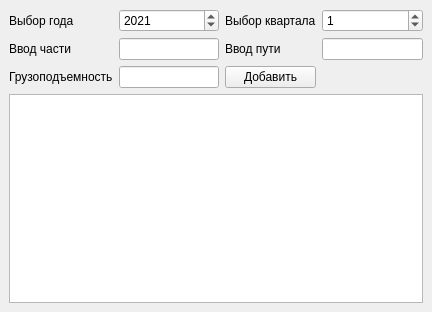
Old version of the form design/load stress.ui in the repository kvantosilver/wearsoft_Cheat.
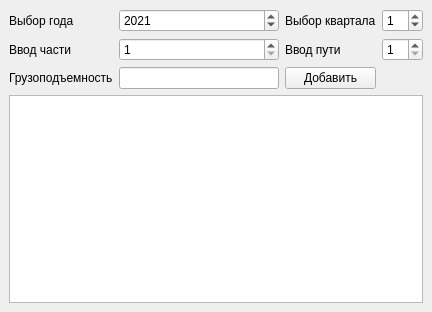
New version of the form.

```diff
--- a/design/load stress.ui
+++ b/design/load stress.ui
@@ -51,9 +51,6 @@
         </property>
        </widget>
       </item>
-      <item row="1" column="1">
-       <widget class="QLineEdit" name="lineEdit"/>
-      </item>
       <item row="1" column="0">
        <widget class="QLabel" name="label_3">
         <property name="text">
@@ -61,9 +58,6 @@
         </property>
        </widget>
       </item>
-      <item row="1" column="3">
-       <widget class="QLineEdit" name="lineEdit_2"/>
-      </item>
       <item row="0" column="3">
        <widget class="QSpinBox" name="spinBox_2">
         <property name="value">
@@ -86,12 +80,29 @@
        </widget>
       </item>
       <item row="2" column="1">
-       <widget class="QLineEdit" name="lineEdit_3"/>
+       <widget class="QLineEdit" name="stressData"/>
+      </item>
+      <item row="1" column="1">
+       <widget class="QSpinBox" name="datapart">
+        <property name="minimum">
+         <number>1</number>
+        </property>
+        <property name="value">
+         <number>1</number>
+        </property>
+       </widget>
+      </item>
+      <item row="1" column="3">
+       <widget class="QSpinBox" name="dataWay">
+        <property name="minimum">
+         <number>1</number>
+        </property>
+       </widget>
       </item>
      </layout>
     </item>
     <item>
-     <widget class="QTableView" name="tableView"/>
+     <widget class="QTableWidget" name="tableWidget"/>
     </item>
    </layout>
   </widget>
```
Left out of the diff: 6 changed lines with no effect on the pictures.
